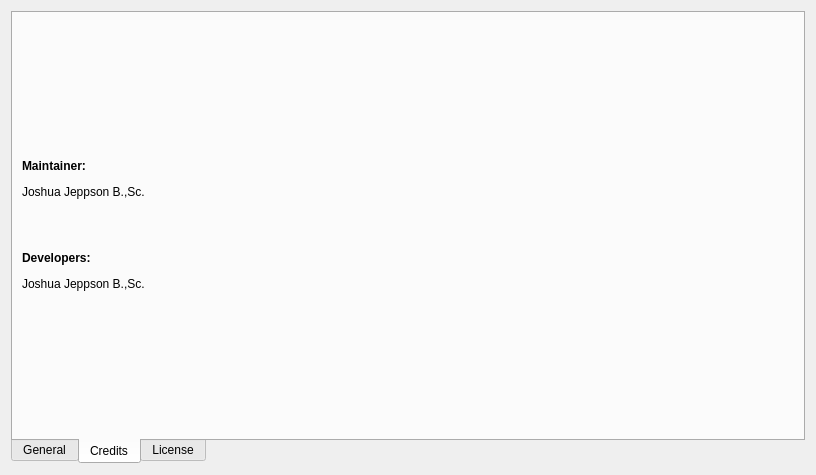
Above: src/stamina/gui/ui/About.ui from fluentverification/stamina-storm before the change. Below: the same form after it.
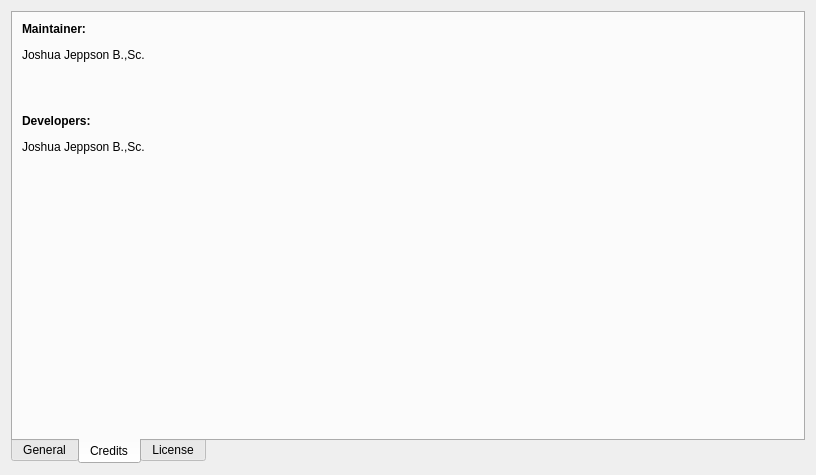
That is the form after the change. The open tabs and pages were chosen to show the change. Custom widgets are drawn as their Qt base class.

```diff
--- a/src/stamina/gui/ui/About.ui
+++ b/src/stamina/gui/ui/About.ui
@@ -91,6 +91,19 @@
          </property>
         </widget>
        </item>
+       <item>
+        <spacer name="verticalSpacer">
+         <property name="orientation">
+          <enum>Qt::Vertical</enum>
+         </property>
+         <property name="sizeHint" stdset="0">
+          <size>
+           <width>20</width>
+           <height>40</height>
+          </size>
+         </property>
+        </spacer>
+       </item>
       </layout>
      </widget>
      <widget class="QWidget" name="tab_3">
```
Left out of the diff: 2 changed lines with no effect on the pictures.
